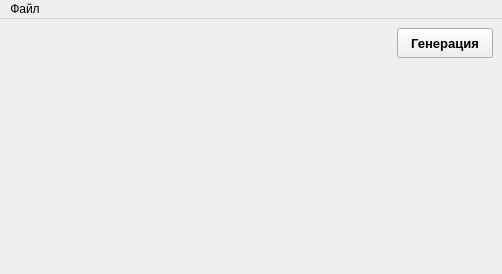
Zurg-13/cpp, file Creature/src/FMain.ui: the form before one commit.
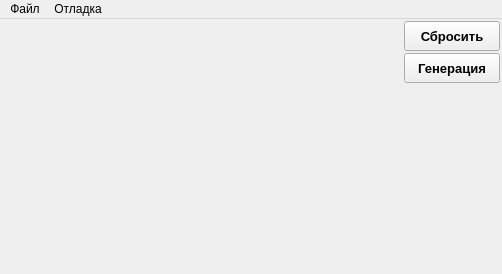
The form after the commit.

Patch:
```diff
--- a/Creature/src/FMain.ui
+++ b/Creature/src/FMain.ui
@@ -15,6 +15,21 @@
   </property>
   <widget class="QWidget" name="cw">
    <layout class="QHBoxLayout" name="horizontalLayout">
+    <property name="spacing">
+     <number>2</number>
+    </property>
+    <property name="leftMargin">
+     <number>2</number>
+    </property>
+    <property name="topMargin">
+     <number>2</number>
+    </property>
+    <property name="rightMargin">
+     <number>2</number>
+    </property>
+    <property name="bottomMargin">
+     <number>2</number>
+    </property>
     <item>
      <spacer name="hSpc">
       <property name="orientation">
@@ -22,7 +37,7 @@
       </property>
       <property name="sizeHint" stdset="0">
        <size>
-        <width>377</width>
+        <width>395</width>
         <height>20</height>
        </size>
       </property>
@@ -30,6 +45,35 @@
     </item>
     <item>
      <layout class="QVBoxLayout" name="lyRgt">
+      <property name="spacing">
+       <number>2</number>
+      </property>
+      <item>
+       <widget class="QPushButton" name="btReset">
+        <property name="minimumSize">
+         <size>
+          <width>96</width>
+          <height>30</height>
+         </size>
+        </property>
+        <property name="maximumSize">
+         <size>
+          <width>96</width>
+          <height>30</height>
+         </size>
+        </property>
+        <property name="font">
+         <font>
+          <pointsize>10</pointsize>
+          <weight>75</weight>
+          <bold>true</bold>
+         </font>
+        </property>
+        <property name="text">
+         <string>Сбросить</string>
+        </property>
+       </widget>
+      </item>
       <item>
        <widget class="QPushButton" name="btGen">
         <property name="minimumSize">
@@ -88,7 +132,14 @@
     </property>
     <addaction name="aExit"/>
    </widget>
+   <widget class="QMenu" name="mDebug">
+    <property name="title">
+     <string>Отладка</string>
+    </property>
+    <addaction name="aLog"/>
+   </widget>
    <addaction name="mFile"/>
+   <addaction name="mDebug"/>
   </widget>
   <action name="aExit">
    <property name="text">
```
Left out of the diff: 5 changed lines with no effect on the pictures.
